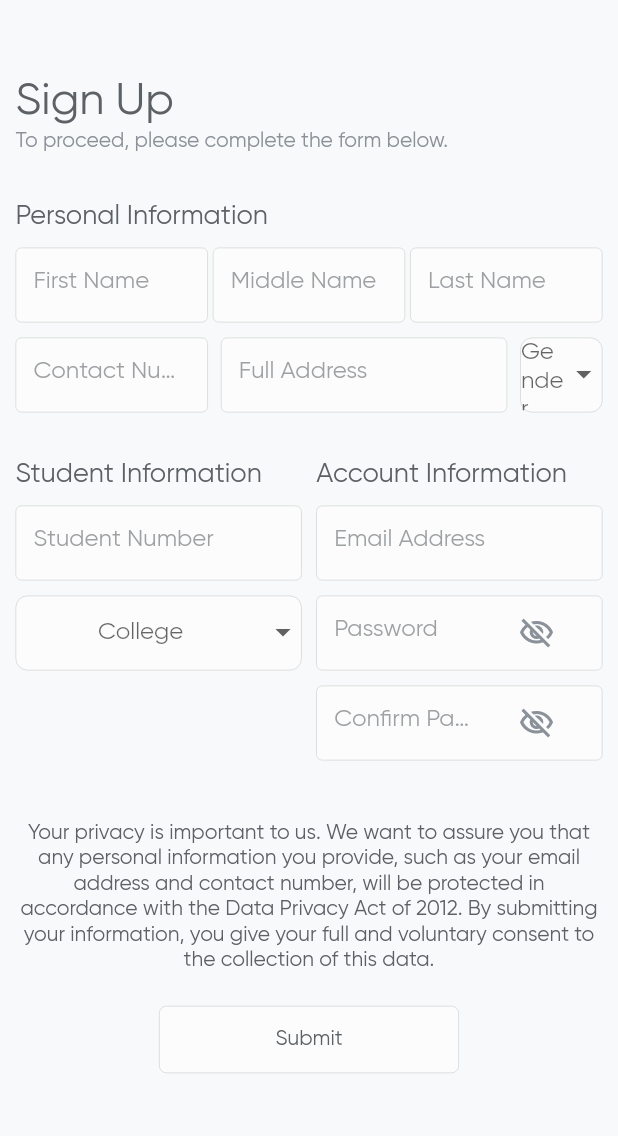
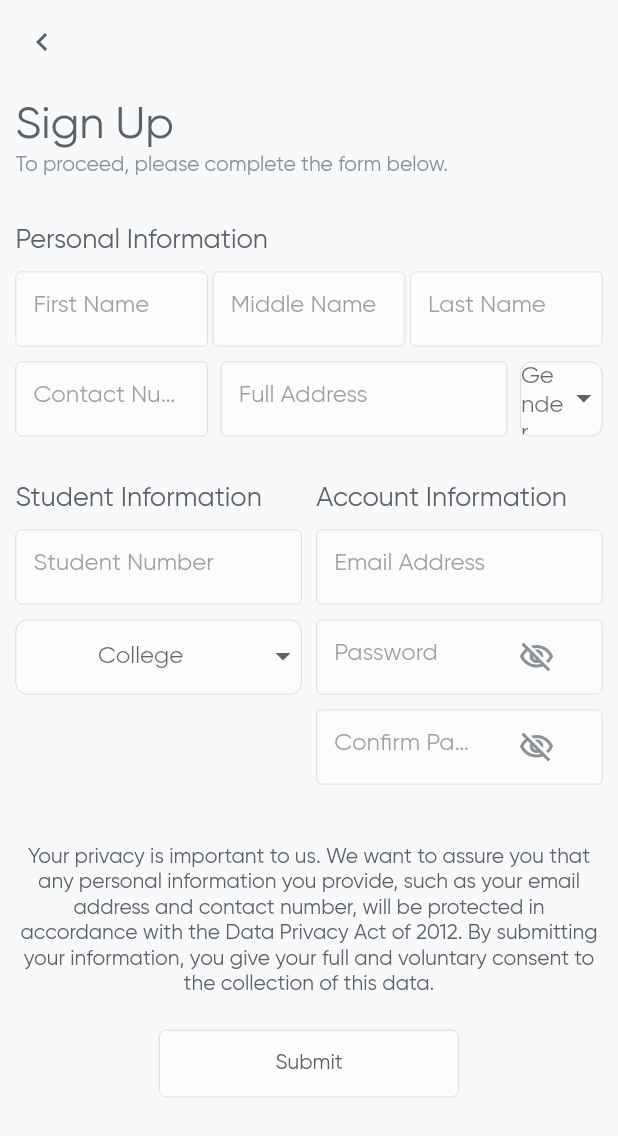
Before and after one commit to MarbertMataverde/academix, a Flutter app: the TabletSignUpView screen opened directly, on a phone screen of 412 x 824 dp. Shown: the top 1136 px of the screen. Run offline on Flutter 3.47's test engine with Material 2 defaults, Android fonts, the light colour scheme and no system bars; our stand-ins replace flutter_riverpod, flutter_svg, shared_preferences; accounts and stored records are empty; project files that could hold a hidden picture were left out.

Commit message:
refactor: Add arrow back button

```diff
--- a/lib/features/authentication/sign_up/view/tablet/sign_up_tablet_view.dart
+++ b/lib/features/authentication/sign_up/view/tablet/sign_up_tablet_view.dart
@@ -1,5 +1,6 @@
 import 'package:academix/configs/themes/styles/button_style.dart';
 import 'package:academix/constants/agreement_message.dart';
+import 'package:academix/features/authentication/sign_up/widgets/appbar_arrow_back_widget.dart';
 import 'package:academix/features/authentication/sign_up/widgets/custom_suffix_icon_widget.dart';
 import 'package:flutter/material.dart';
 import 'package:flutter_riverpod/flutter_riverpod.dart';
@@ -33,13 +34,14 @@ class TabletSignUpView extends ConsumerWidget {
     final List<String> listOfColleges = [College.coa, College.cob, College.ccs];
 
     return Scaffold(
+      appBar: appBarArrowBackWidget(context, themeState),
       body: Center(
         child: SizedBox(
           width: mediaQuerySize.width * 0.95,
           height: mediaQuerySize.height,
           child: SingleChildScrollView(
             child: Padding(
-              padding: const EdgeInsets.symmetric(vertical: 50),
+              padding: const EdgeInsets.symmetric(vertical: 10),
               child: Column(
                 crossAxisAlignment: CrossAxisAlignment.start,
                 children: [
```
